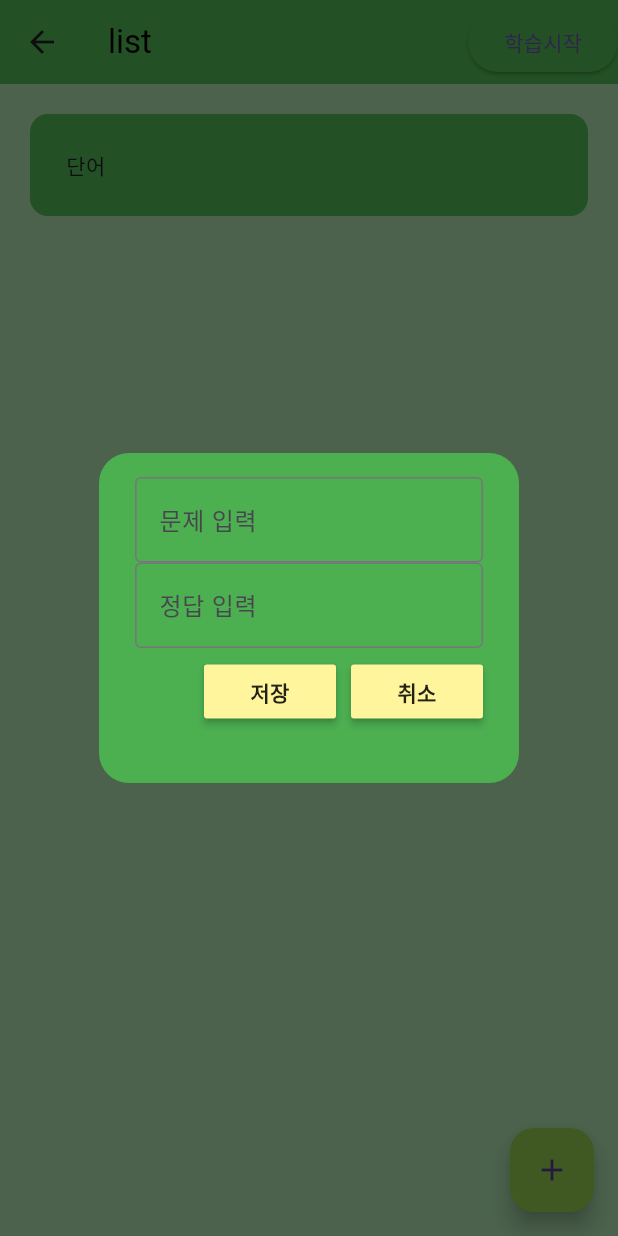
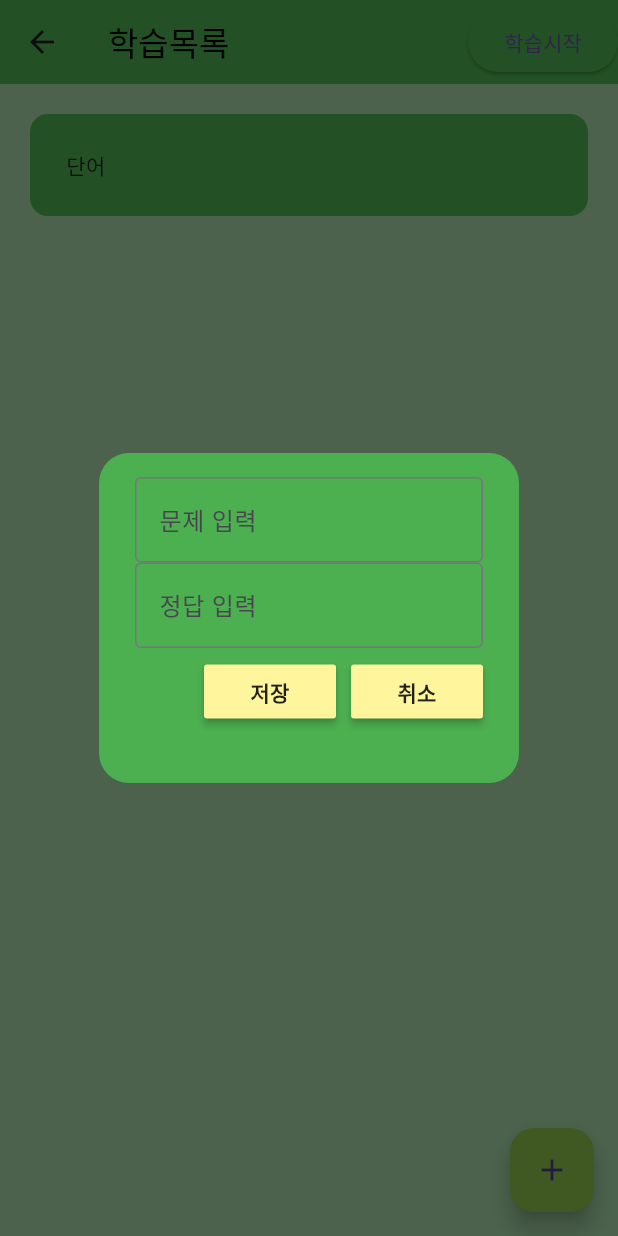
Before and after one commit to bbing2/flutter_app, a Flutter app: the NewListPage screen opened directly, after a tap on the "add" icon, on a phone screen of 412 x 824 dp. Run offline on Flutter 3.47's test engine with Material 3 defaults, Android fonts, the light colour scheme and no system bars; drawn by our look-alikes of flutter_slidable; our stand-ins replace hive, hive_flutter; accounts and stored records are empty.

Commit message:
학습목록 Appbar 제목 수정

```diff
--- a/lib/page/newlist_page.dart
+++ b/lib/page/newlist_page.dart
@@ -106,7 +106,7 @@ class _NewListPageState extends State<NewListPage> {
       backgroundColor: Colors.green[200],
       appBar: AppBar(
         title: Text(
-          'list',
+          '학습목록',
           style: TextStyle(color: Colors.black),
         ),
         backgroundColor: Colors.green,
--- a/lib/util/dialog_box.dart
+++ b/lib/util/dialog_box.dart
@@ -27,6 +27,7 @@ class DialogBox extends StatelessWidget {
         child: Column(
           children: [
             TextField(
+
               controller: controller_q,
               decoration: InputDecoration(
                 border: OutlineInputBorder(),
```
